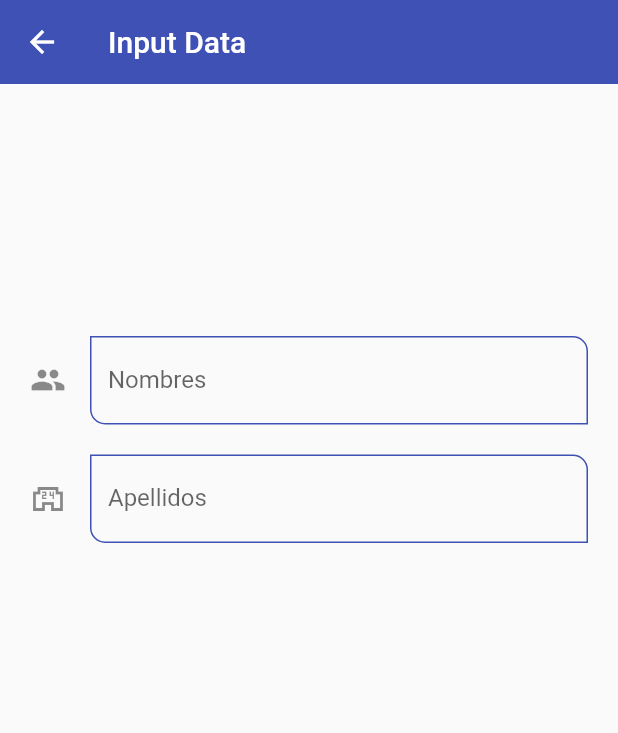
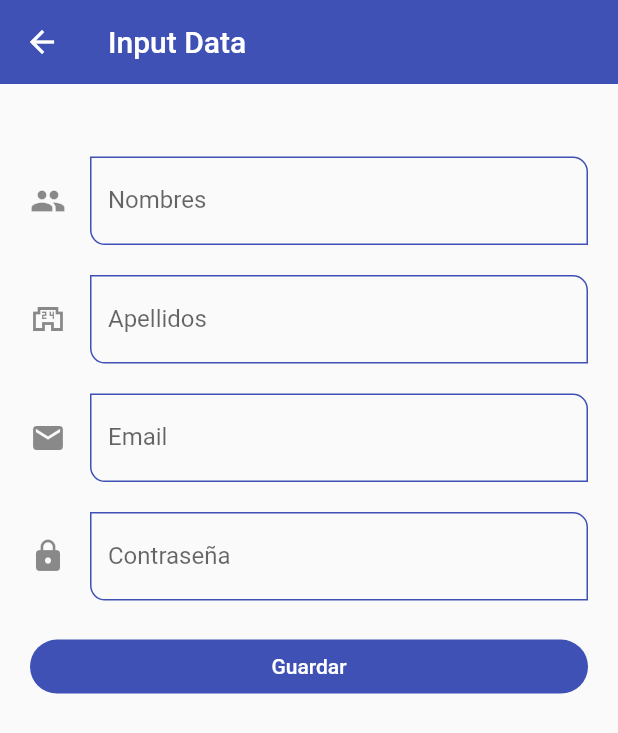
Before and after one commit to edco29/flutter-basics-components, a Flutter app: the InputScreen screen opened by its route, on a phone screen of 412 x 824 dp. Shown: the top 733 px of the screen. Run offline on Flutter 3.47's test engine with Material 2 defaults, Android fonts, the phone set to English and light mode, and no system bars.

```diff
--- a/lib/screens/inputs_screen.dart
+++ b/lib/screens/inputs_screen.dart
@@ -7,29 +7,68 @@ class InputScreen extends StatelessWidget {
 
   @override
   Widget build(BuildContext context) {
+    final GlobalKey<FormState> myFormKey = GlobalKey<FormState>();
+
     return Scaffold(
       appBar: AppBar(title: Text("Input Data")),
       body: Center(
-          heightFactor: 3,
+          heightFactor: 1.2,
           child: SingleChildScrollView(
             child: Padding(
               padding: EdgeInsets.symmetric(horizontal: 20, vertical: 10),
+              child: Form(
+                key: myFormKey,
                 child: Column(
-                children: const [
-                  CustomInputField(
+                  children: [
+                    const CustomInputField(
                       hintText: "Ingrese usuario",
                       labelText: "Nombres",
                       icon: Icons.people,
                     ),
-                  SizedBox(
+                    const SizedBox(
                       height: 20.0,
                     ),
-                  CustomInputField(
+                    const CustomInputField(
                       hintText: "Ingrese apellidos",
                       labelText: "Apellidos",
                       icon: Icons.local_convenience_store_outlined,
-                  )
+                    ),
+                    const SizedBox(
+                      height: 20.0,
+                    ),
+                    const CustomInputField(
+                      hintText: "Ingrese Email",
+                      labelText: "Email",
+                      icon: Icons.mail,
+                      keyboardType: TextInputType.emailAddress,
+                    ),
+                    const SizedBox(
+                      height: 20.0,
+                    ),
+                    const CustomInputField(
+                      hintText: "Ingrese Contraseña",
+                      labelText: "Contraseña",
+                      icon: Icons.lock,
+                      obscureText: true,
+                    ),
+                    const SizedBox(
+                      height: 20.0,
+                    ),
+                    ElevatedButton(
+                        onPressed: () {
+                          // deactive keyboard only in "onPressed"
+                          FocusScope.of(context).requestFocus(FocusNode());
+                          if (!myFormKey.currentState!.validate()) {
+                            print("formulario no valido");
+                            return;
+                          }
+                        },
+                        child: const SizedBox(
+                          width: double.infinity,
+                          child: Center(child: Text("Guardar")),
+                        ))
                   ],
+                ),
               ),
             ),
           )),
--- a/lib/widgets/custom_input_field.dart
+++ b/lib/widgets/custom_input_field.dart
@@ -6,6 +6,8 @@ class CustomInputField extends StatelessWidget {
   final String? helperText;
   final IconData? icon;
   final IconData? suffixIcon;
+  final TextInputType? keyboardType;
+  final bool obscureText;
 
   const CustomInputField({
     super.key,
@@ -14,6 +16,8 @@ class CustomInputField extends StatelessWidget {
     this.helperText,
     this.icon,
     this.suffixIcon,
+    this.keyboardType,
+    this.obscureText = false,
   });
 
   @override
@@ -21,8 +25,10 @@ class CustomInputField extends StatelessWidget {
     return TextFormField(
       autocorrect: false,
       initialValue: '',
-      textCapitalization: TextCapitalization.words,
+      textCapitalization: TextCapitalization.none,
       autofocus: false,
+      keyboardType: keyboardType,
+      obscureText: obscureText,
       onChanged: (value) {
         print('value: $value');
       },
```
Lines whose indentation alone changed are shown as unchanged.
